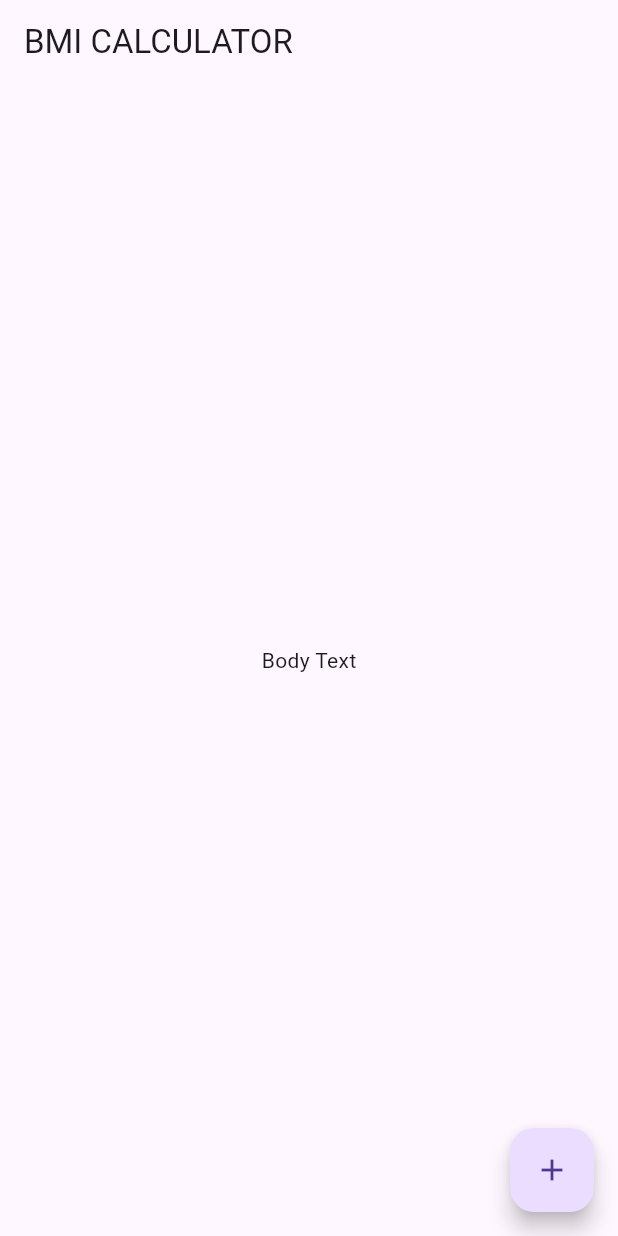
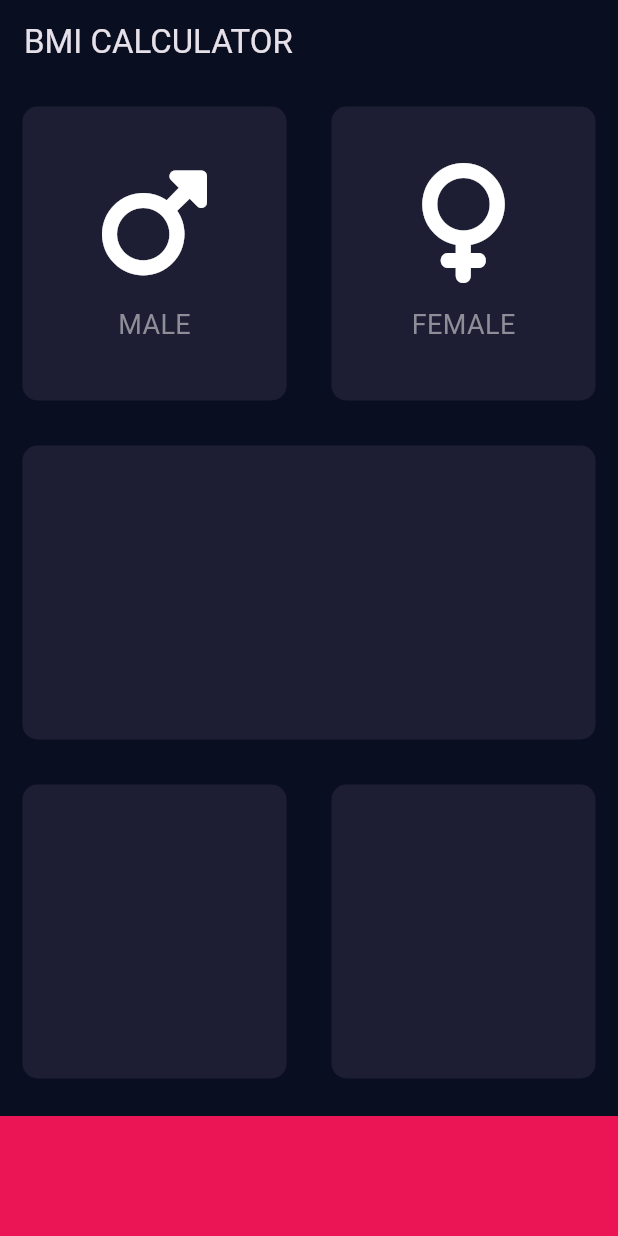
Before and after one commit to rastogiyash29/bmi_calculator_yash, a Flutter app: the screen it shows after launch, on a phone screen of 412 x 824 dp. Run offline on Flutter 3.47's test engine with Material 3 defaults, Android fonts, the phone set to English and light mode, and no system bars; our stand-ins replace font_awesome_flutter.

Commit message:
Second Commit

```diff
--- a/lib/constants.dart
+++ b/lib/constants.dart
@@ -0,0 +1,6 @@
+import 'package:flutter/material.dart';
+
+const kBottomContainerHeight=80.0;
+const kActiveCardColor=Color(0xFF1D1E33);
+const kinActiveCardColor=Color(0xFF1D1E33);
+const kBottomContainerColor=Color(0xFFEB1555);
--- /dev/null
+++ b/lib/icon_content.dart
@@ -0,0 +1,27 @@
+import 'package:flutter/material.dart';
+
+const labelTextStyle = TextStyle(fontSize: 18.0, color: Color(0xFF8D8E98));
+
+class IconContent extends StatelessWidget {
+  IconContent({required this.icon, required this.label});
+
+  final IconData icon;
+  final String label;
+
+  @override
+  Widget build(BuildContext context) {
+    return Column(
+      mainAxisAlignment: MainAxisAlignment.center,
+      children: [
+        Icon(icon, size: 80.0),
+        const SizedBox(
+          height: 15.0,
+        ),
+        Text(
+          label,
+          style: labelTextStyle,
+        ),
+      ],
+    );
+  }
+}
--- /dev/null
+++ b/lib/input_page.dart
@@ -0,0 +1,79 @@
+import 'package:bmi_calculator_yash/constants.dart';
+import 'package:font_awesome_flutter/font_awesome_flutter.dart';
+
+import 'icon_content.dart';
+import 'reusable_card.dart';
+import 'package:flutter/material.dart';
+
+class InputPage extends StatefulWidget {
+  @override
+  _InputPageState createState() => _InputPageState();
+}
+
+
+
+class _InputPageState extends State<InputPage> {
+  @override
+  Widget build(BuildContext context) {
+    return Scaffold(
+      appBar: AppBar(
+        title: Text('BMI CALCULATOR'),
+      ),
+      body: SafeArea(
+        child: Column(
+          crossAxisAlignment: CrossAxisAlignment.stretch,
+          children: [
+            Expanded(
+              child: Row(
+                children: [
+                  Expanded(
+                    child: ReusableCard(
+                      color: kActiveCardColor,
+                      childWidget: IconContent(icon: FontAwesomeIcons.mars,label: 'MALE',),
+                    ),
+                  ),
+                  Expanded(
+                    child: ReusableCard(
+                      color: kActiveCardColor,
+                      childWidget: IconContent(icon: FontAwesomeIcons.venus,label: 'FEMALE',),
+                    ),
+                  ),
+                ],
+              ),
+            ),
+            Expanded(
+              child: ReusableCard(
+                color: kActiveCardColor,
+                childWidget: SizedBox(),
+              ),
+            ),
+            Expanded(
+              child: Row(
+                children: [
+                  Expanded(
+                    child: ReusableCard(
+                      color: kActiveCardColor,
+                      childWidget: SizedBox(width: double.maxFinite,height: double.maxFinite,),
+                    ),
+                  ),
+                  Expanded(
+                    child: ReusableCard(
+                      color: kActiveCardColor,
+                      childWidget: SizedBox(width: double.maxFinite,height: double.maxFinite,),
+                    ),
+                  ),
+                ],
+              ),
+            ),
+            Container(
+              height: kBottomContainerHeight,
+              width: double.infinity,
+              color: kBottomContainerColor,
+              margin: EdgeInsets.only(top: 10.0),
+            )
+          ],
+        ),
+      ),
+    );
+  }
+}
--- a/lib/main.dart
+++ b/lib/main.dart
@@ -1,4 +1,5 @@
 import 'package:flutter/material.dart';
+import 'input_page.dart';
 
 void main() => runApp(BMICalculator());
 
@@ -6,32 +7,13 @@ class BMICalculator extends StatelessWidget {
   @override
   Widget build(BuildContext context) {
     return MaterialApp(
+      theme: ThemeData.dark().copyWith(
+        appBarTheme: const AppBarTheme(
+          color: Color(0xFF0A0E21),
+        ),
+        scaffoldBackgroundColor: Color(0xFF0A0E21),
+      ),
       home: InputPage(),
     );
   }
 }
-
-class InputPage extends StatefulWidget {
-  @override
-  _InputPageState createState() => _InputPageState();
-}
-
-class _InputPageState extends State<InputPage> {
-  @override
-  Widget build(BuildContext context) {
-    return Scaffold(
-      appBar: AppBar(
-        title: Text('BMI CALCULATOR'),
-      ),
-      body: Center(
-        child: Text('Body Text'),
-      ),
-      floatingActionButton: FloatingActionButton(
-        onPressed: () {
-
-        },
-        child: Icon(Icons.add),
-      ),
-    );
-  }
-}
--- /dev/null
+++ b/lib/reusable_card.dart
@@ -0,0 +1,21 @@
+import 'package:flutter/material.dart';
+
+class ReusableCard extends StatelessWidget {
+
+  final Color color;
+  final Widget childWidget;
+
+  ReusableCard({required this.color,required this.childWidget});
+
+  @override
+  Widget build(BuildContext context) {
+    return Container(
+      margin: EdgeInsets.all(15.0),
+      decoration: BoxDecoration(
+          borderRadius: BorderRadius.circular(10.0),
+          color: color
+      ),
+      child: childWidget,
+    );
+  }
+}
--- a/pubspec.yaml
+++ b/pubspec.yaml
@@ -30,6 +30,7 @@ environment:
 dependencies:
   flutter:
     sdk: flutter
+  font_awesome_flutter: ^10.6.0
 
 
   # The following adds the Cupertino Icons font to your application.
```
Also changed, not shown: pubspec.lock.
